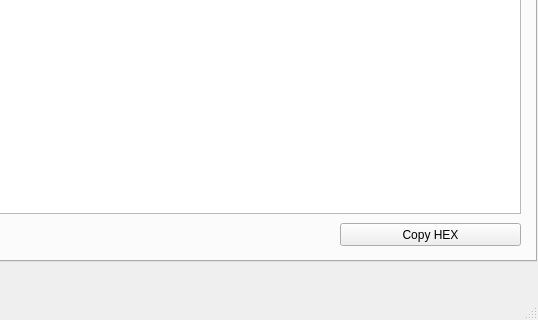
Qt form ui/mainwindow.ui (caffedrine/CryptoPocketKnife) before a commit; both pictures show x 633 to 1171 and y 397 to 717 of the 1171 by 717 pixel window.
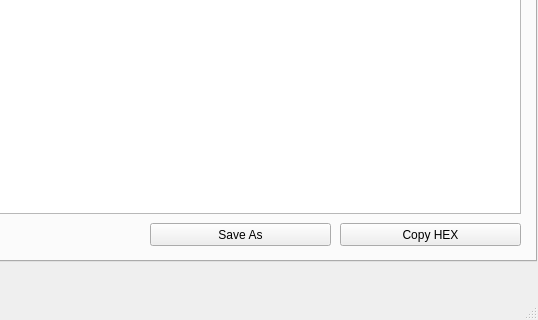
The same form after that commit. Icons and pictures are not drawn.

Commit message: - Add possibility to export the certificates

```diff
--- a/ui/mainwindow.ui
+++ b/ui/mainwindow.ui
@@ -1040,6 +1040,19 @@
          <string>Copy HEX</string>
         </property>
        </widget>
+       <widget class="QPushButton" name="pushButton_certificates_Parse_ExportCRT">
+        <property name="geometry">
+         <rect>
+          <x>780</x>
+          <y>550</y>
+          <width>181</width>
+          <height>23</height>
+         </rect>
+        </property>
+        <property name="text">
+         <string>Save As</string>
+        </property>
+       </widget>
       </widget>
       <widget class="QWidget" name="tab_9">
        <attribute name="title">
```
Left out of the diff: 13 changed lines with no effect on the pictures. The commit also changes 3 other files.
